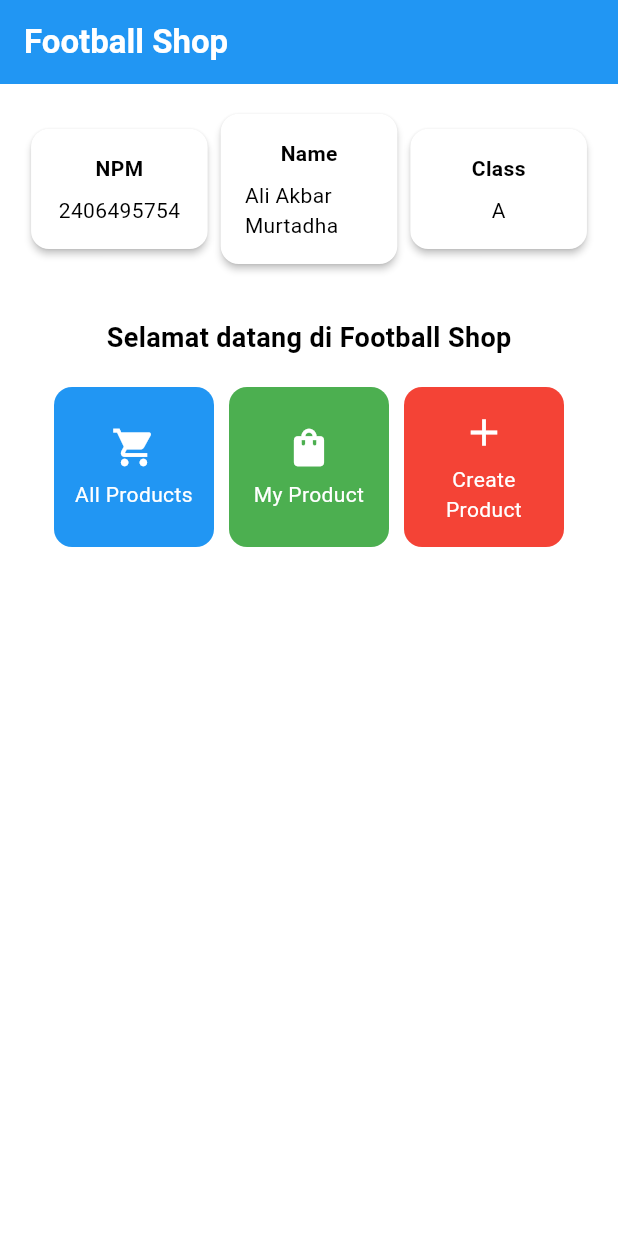
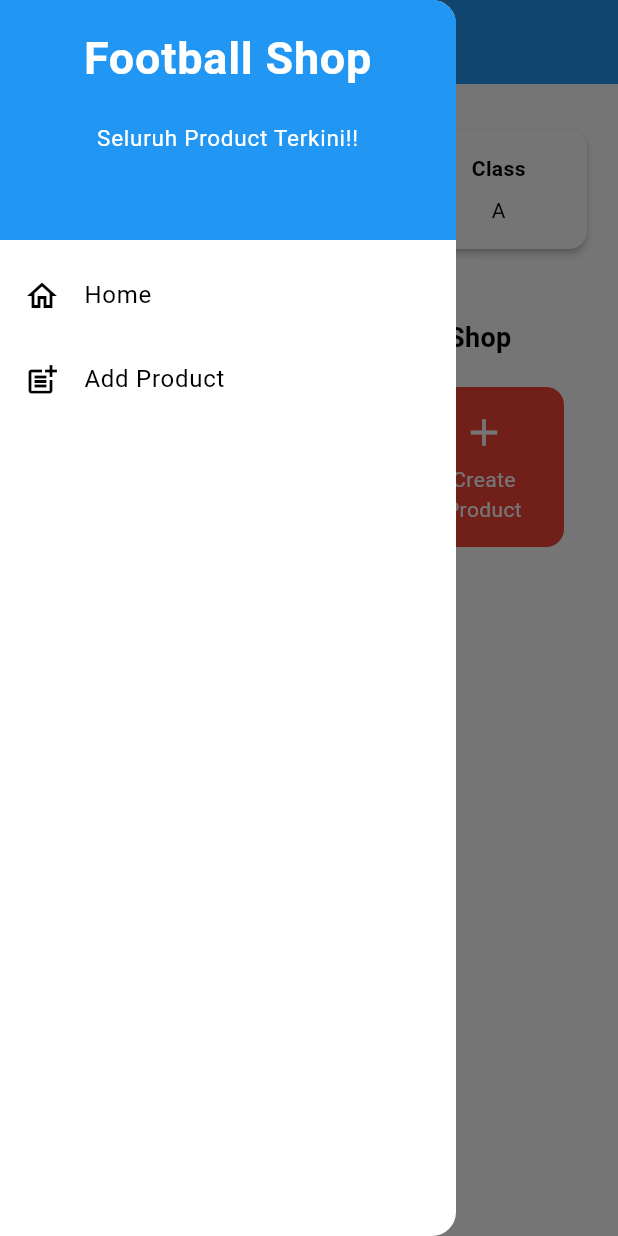
Before and after one commit to aliakb-12/football-shop-mobile, a Flutter app: the screen it shows after launch, with the side drawer open (before the commit the screen has no drawer), on a phone screen of 412 x 824 dp. Run offline on Flutter 3.47's test engine with Material 3 defaults, Android fonts, the phone set to English and light mode, and no system bars.

Commit message:
tugas 2 mobile tanpa readme selesai

```diff
--- a/football_shop/lib/main.dart
+++ b/football_shop/lib/main.dart
@@ -1,5 +1,5 @@
 import 'package:flutter/material.dart';
-import 'package:football_shop/menu.dart';
+import 'package:football_shop/screens/menu.dart';
 
 
 
--- a/football_shop/lib/menu.dart
+++ /dev/null
@@ -1,191 +0,0 @@
-import 'package:flutter/material.dart';
-
-
-class MyHomePage extends StatelessWidget {
-    MyHomePage({super.key});
-
-    final String nama = "Ali Akbar Murtadha";
-    final String npm = "2406495754";
-    final String kelas = "A";
-
-    final List<ItemHomepage> items = [
-    ItemHomepage("All Products", Icons.shopping_cart, Colors.blue),
-    ItemHomepage("My Product", Icons.shopping_bag, Colors.green),
-    ItemHomepage("Create Product", Icons.add, Colors.red),
-  ];
-
-    @override
-       Widget build(BuildContext context) {
-    // Scaffold menyediakan struktur dasar halaman dengan AppBar dan body.
-    return Scaffold(
-      // AppBar adalah bagian atas halaman yang menampilkan judul.
-      appBar: AppBar(
-        // Judul aplikasi "Football News" dengan teks putih dan tebal.
-        title: const Text(
-          'Football Shop',
-          style: TextStyle(
-            color: Colors.white,
-            fontWeight: FontWeight.bold,
-          ),
-        ),
-        // Warna latar belakang AppBar diambil dari skema warna tema aplikasi.
-        backgroundColor: Theme.of(context).colorScheme.primary,
-      ),
-      // Body halaman dengan padding di sekelilingnya.
-      body: Padding(
-        padding: const EdgeInsets.all(16.0),
-        // Menyusun widget secara vertikal dalam sebuah kolom.
-        child: Column(
-          crossAxisAlignment: CrossAxisAlignment.center,
-          children: [
-            // Row untuk menampilkan 3 InfoCard secara horizontal.
-            Row(
-              mainAxisAlignment: MainAxisAlignment.spaceEvenly,
-              children: [
-                InfoCard(title: 'NPM', content: npm),
-                InfoCard(title: 'Name', content: nama),
-                InfoCard(title: 'Class', content: kelas),
-              ],
-            ),
-
-            // Memberikan jarak vertikal 16 unit.
-            const SizedBox(height: 16.0),
-
-            // Menempatkan widget berikutnya di tengah halaman.
-            Center(
-              child: Column(
-                // Menyusun teks dan grid item secara vertikal.
-
-                children: [
-                  // Menampilkan teks sambutan dengan gaya tebal dan ukuran 18.
-                  const Padding(
-                    padding: EdgeInsets.only(top: 16.0),
-                    child: Text(
-                      'Selamat datang di Football Shop',
-                      style: TextStyle(
-                        fontWeight: FontWeight.bold,
-                        fontSize: 18.0,
-                      ),
-                    ),
-                  ),
-
-                  // Grid untuk menampilkan ItemCard dalam bentuk grid 3 kolom.
-                  GridView.count(
-                    primary: true,
-                    padding: const EdgeInsets.all(20),
-                    crossAxisSpacing: 10,
-                    mainAxisSpacing: 10,
-                    crossAxisCount: 3,
-                    // Agar grid menyesuaikan tinggi kontennya.
-                    shrinkWrap: true,
-
-                    // Menampilkan ItemCard untuk setiap item dalam list items.
-                    children: items.map((ItemHomepage item) {
-                      return ItemCard(item);
-                    }).toList(),
-                  ),
-                ],
-              ),
-            ),
-          ],
-        ),
-      ),
-    );
-    }
-}
-
-class ItemHomepage {
- final String name;
- final IconData icon;
- final Color color;
-
- ItemHomepage(this.name, this.icon, this.color);
-}
-
-class InfoCard extends StatelessWidget {
-  // Kartu informasi yang menampilkan title dan content.
-
-  final String title;  // Judul kartu.
-  final String content;  // Isi kartu.
-
-  const InfoCard({super.key, required this.title, required this.content});
-
-  @override
-  Widget build(BuildContext context) {
-    return Card(
-      // Membuat kotak kartu dengan bayangan dibawahnya.
-      elevation: 2.0,
-      child: Container(
-        // Mengatur ukuran dan jarak di dalam kartu.
-        width: MediaQuery.of(context).size.width / 3.5, // menyesuaikan dengan lebar device yang digunakan.
-        padding: const EdgeInsets.all(16.0),
-        // Menyusun title dan content secara vertikal.
-        child: Column(
-          children: [
-            Text(
-              title,
-              style: const TextStyle(fontWeight: FontWeight.bold),
-            ),
-            const SizedBox(height: 8.0),
-            Text(content),
-          ],
-        ),
-      ),
-    );
-  }
-}
-
-
-class ItemCard extends StatelessWidget {
-  // Menampilkan kartu dengan ikon dan nama.
-
-  final ItemHomepage item;
-
-  const ItemCard(this.item, {super.key});
-
-  @override
-  Widget build(BuildContext context) {
-    return Material(
-      // Menentukan warna latar belakang dari tema aplikasi.
-      color: item.color, // ✅ dynamic per button
-      // Membuat sudut kartu melengkung.
-      borderRadius: BorderRadius.circular(12),
-
-      child: InkWell(
-        // Aksi ketika kartu ditekan.
-        onTap: () {
-          // Menampilkan pesan SnackBar saat kartu ditekan.
-          ScaffoldMessenger.of(context)
-            ..hideCurrentSnackBar()
-            ..showSnackBar(
-              SnackBar(content: Text("Kamu telah menekan tombol ${item.name}!"))
-            );
-        },
-        // Container untuk menyimpan Icon dan Text
-        child: Container(
-          padding: const EdgeInsets.all(8),
-          child: Center(
-            child: Column(
-              // Menyusun ikon dan teks di tengah kartu.
-              mainAxisAlignment: MainAxisAlignment.center,
-              children: [
-                Icon(
-                  item.icon,
-                  color: Colors.white,
-                  size: 30.0,
-                ),
-                const Padding(padding: EdgeInsets.all(3)),
-                Text(
-                  item.name,
-                  textAlign: TextAlign.center,
-                  style: const TextStyle(color: Colors.white),
-                ),
-              ],
-            ),
-          ),
-        ),
-      ),
-    );
-  }
-
-}
--- /dev/null
+++ b/football_shop/lib/screens/menu.dart
@@ -0,0 +1,114 @@
+import 'package:flutter/material.dart';
+import 'package:football_shop/widgets/left_drawer.dart';
+import 'package:football_shop/widgets/products_card.dart';
+
+class MyHomePage extends StatelessWidget {
+  MyHomePage({super.key});
+
+  final String nama = "Ali Akbar Murtadha";
+  final String npm = "2406495754";
+  final String kelas = "A";
+
+  final List<ItemHomepage> items = [
+    ItemHomepage("All Products", Icons.shopping_cart, Colors.blue),
+    ItemHomepage("My Product", Icons.shopping_bag, Colors.green),
+    ItemHomepage("Create Product", Icons.add, Colors.red),
+  ];
+
+  @override
+  Widget build(BuildContext context) {
+    return Scaffold(
+      appBar: AppBar(
+        title: const Text(
+          'Football Shop',
+          style: TextStyle(
+            color: Colors.white,
+            fontWeight: FontWeight.bold,
+          ),
+        ),
+        backgroundColor: Theme.of(context).colorScheme.primary,
+      ),
+      drawer: LeftDrawer(),
+      body: Padding(
+        padding: const EdgeInsets.all(16.0),
+        child: Column(
+          crossAxisAlignment: CrossAxisAlignment.center,
+          children: [
+            Row(
+              mainAxisAlignment: MainAxisAlignment.spaceEvenly,
+              children: [
+                InfoCard(title: 'NPM', content: npm),
+                InfoCard(title: 'Name', content: nama),
+                InfoCard(title: 'Class', content: kelas),
+              ],
+            ),
+            const SizedBox(height: 16.0),
+            Center(
+              child: Column(
+                children: [
+                  const Padding(
+                    padding: EdgeInsets.only(top: 16.0),
+                    child: Text(
+                      'Selamat datang di Football Shop',
+                      style: TextStyle(
+                        fontWeight: FontWeight.bold,
+                        fontSize: 18.0,
+                      ),
+                    ),
+                  ),
+                  GridView.count(
+                    primary: true,
+                    padding: const EdgeInsets.all(20),
+                    crossAxisSpacing: 10,
+                    mainAxisSpacing: 10,
+                    crossAxisCount: 3,
+                    shrinkWrap: true,
+                    children: items.map((ItemHomepage item) {
+                      return ItemCard(item: item);
+                    }).toList(),
+                  ),
+                ],
+              ),
+            ),
+          ],
+        ),
+      ),
+    );
+  }
+}
+
+class ItemHomepage {
+  final String name;
+  final IconData icon;
+  final Color color;
+
+  ItemHomepage(this.name, this.icon, this.color);
+}
+
+class InfoCard extends StatelessWidget {
+  final String title;
+  final String content;
+
+  const InfoCard({super.key, required this.title, required this.content});
+
+  @override
+  Widget build(BuildContext context) {
+    return Card(
+      elevation: 2.0,
+      child: Container(
+        width: MediaQuery.of(context).size.width / 3.5,
+        padding: const EdgeInsets.all(16.0),
+        child: Column(
+          children: [
+            Text(
+              title,
+              style: const TextStyle(fontWeight: FontWeight.bold),
+            ),
+            const SizedBox(height: 8.0),
+            Text(content),
+          ],
+        ),
+      ),
+    );
+  }
+}
--- /dev/null
+++ b/football_shop/lib/widgets/left_drawer.dart
@@ -0,0 +1,70 @@
+import 'package:flutter/material.dart';
+import 'package:football_shop/screens/menu.dart';
+import 'package:football_shop/screens/productlist_form.dart';
+
+class LeftDrawer extends StatelessWidget {
+  const LeftDrawer({super.key});
+
+  @override
+  Widget build(BuildContext context) {
+    return Drawer(
+      child: ListView(
+        children: [
+          const DrawerHeader(
+            decoration: BoxDecoration(
+              color: Colors.blue,
+            ),
+            child: Column(
+              children: [
+                Text(
+                  'Football Shop',
+                  textAlign: TextAlign.center,
+                  style: TextStyle(
+                    fontSize: 30,
+                    fontWeight: FontWeight.bold,
+                    color: Colors.white,
+                  ),
+                ),
+                Padding(padding: EdgeInsets.all(10)),
+                Text(
+                  "Seluruh Product Terkini!!",
+                  textAlign: TextAlign.center,
+                  style: TextStyle(
+                    fontSize: 15,
+                    fontWeight: FontWeight.normal,
+                    color: Colors.white,
+                  ),
+                ),
+              ],
+            ),
+          ),
+          ListTile(
+            leading: const Icon(Icons.home_outlined),
+            title: const Text('Home'),
+            onTap: () {
+              Navigator.pushReplacement(
+                context,
+                MaterialPageRoute(
+                  builder: (context) => MyHomePage(),
+                ),
+              );
+            },
+          ),
+
+          ListTile(
+            leading: const Icon(Icons.post_add),
+            title: const Text('Add Product'),
+            onTap: () {
+              Navigator.pushReplacement(
+                context,
+                MaterialPageRoute(
+                  builder: (context) => const ProductFormPage(),
+                ),
+              );
+            },
+          ),
+        ],
+      ),
+    );
+  }
+}
--- /dev/null
+++ b/football_shop/lib/widgets/products_card.dart
@@ -0,0 +1,58 @@
+import 'package:flutter/material.dart';
+import 'package:football_shop/screens/productlist_form.dart';
+import 'package:football_shop/screens/menu.dart';
+
+class ItemCard extends StatelessWidget {
+  final ItemHomepage item;
+
+  const ItemCard({super.key, required this.item});
+
+  @override
+  Widget build(BuildContext context) {
+    return Material(
+      color: item.color,
+      borderRadius: BorderRadius.circular(12),
+      child: InkWell(
+        onTap: () {
+          if (item.name == "Create Product") {
+            // ✅ Arahkan ke halaman form tambah produk
+            Navigator.push(
+              context,
+              MaterialPageRoute(
+                builder: (context) => const ProductFormPage(),
+              ),
+            );
+          } else {
+            // ✅ Tampilkan pesan biasa untuk tombol lain
+            ScaffoldMessenger.of(context)
+              ..hideCurrentSnackBar()
+              ..showSnackBar(
+                SnackBar(content: Text("Kamu telah menekan tombol ${item.name}!")),
+              );
+          }
+        },
+        child: Container(
+          padding: const EdgeInsets.all(8),
+          child: Center(
+            child: Column(
+              mainAxisAlignment: MainAxisAlignment.center,
+              children: [
+                Icon(
+                  item.icon,
+                  color: Colors.white,
+                  size: 30.0,
+                ),
+                const Padding(padding: EdgeInsets.all(3)),
+                Text(
+                  item.name,
+                  textAlign: TextAlign.center,
+                  style: const TextStyle(color: Colors.white),
+                ),
+              ],
+            ),
+          ),
+        ),
+      ),
+    );
+  }
+}
```
Also changed, not shown: football_shop/lib/screens/productlist_form.dart (added, +258 -0 lines).
